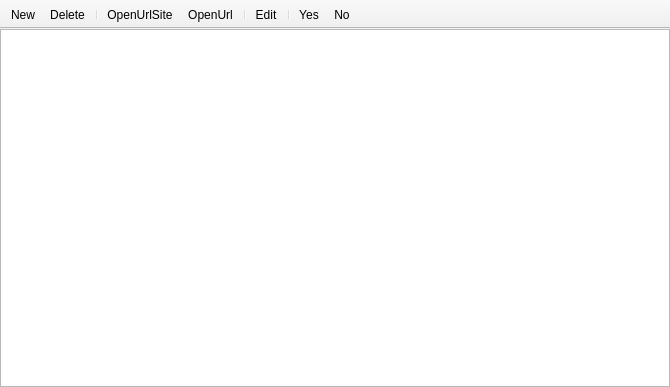
Before: the Qt Designer form packages/source_accounting/src/ui/ViewContent.ui in AnyaIliyina/distrGEO, drawn with Qt 5.
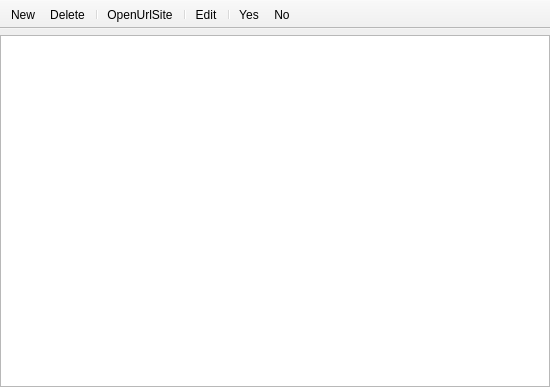
After: the same form once the commit is applied. Icons and pictures are not drawn.

What changed in the file:
```diff
--- a/packages/source_accounting/src/ui/ViewContent.ui
+++ b/packages/source_accounting/src/ui/ViewContent.ui
@@ -6,7 +6,7 @@
    <rect>
     <x>0</x>
     <y>0</y>
-    <width>670</width>
+    <width>550</width>
     <height>387</height>
    </rect>
   </property>
@@ -22,7 +22,7 @@
      <number>0</number>
     </property>
     <property name="topMargin">
-     <number>0</number>
+     <number>6</number>
     </property>
     <property name="rightMargin">
      <number>0</number>
@@ -67,7 +67,6 @@
    <addaction name="action_Delete"/>
    <addaction name="separator"/>
    <addaction name="action_OpenUrlSite"/>
-   <addaction name="action_OpenUrlCart"/>
    <addaction name="separator"/>
    <addaction name="action_Edit"/>
    <addaction name="separator"/>
@@ -134,18 +133,6 @@
     <string>Отменить</string>
    </property>
   </action>
-  <action name="action_OpenUrlCart">
-   <property name="icon">
-    <iconset resource="../resources/ViewWindowRes.qrc">
-     <normaloff>:/images/share2.png</normaloff>:/images/share2.png</iconset>
-   </property>
-   <property name="text">
-    <string>&amp;OpenUrl</string>
-   </property>
-   <property name="toolTip">
-    <string>Перейти по ссылке (URL-картматериала)</string>
-   </property>
-  </action>
   <action name="action_OpenUrlSite">
    <property name="icon">
     <iconset resource="../resources/ViewWindowRes.qrc">
```
